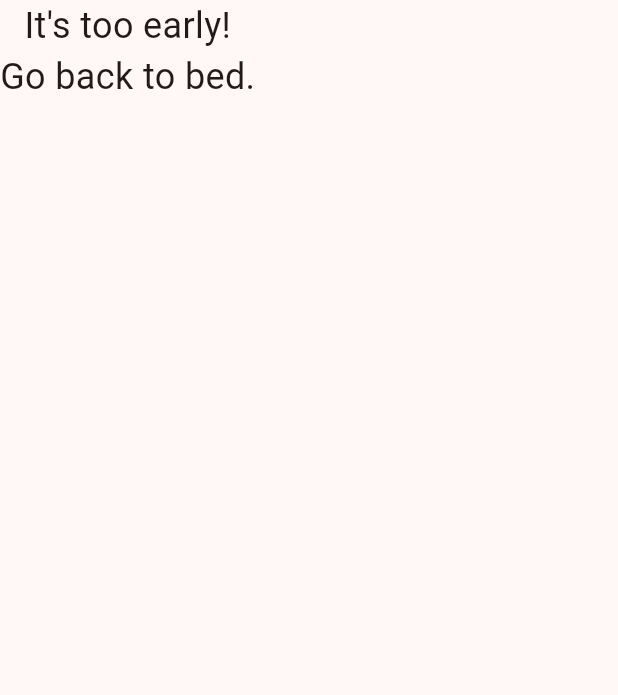
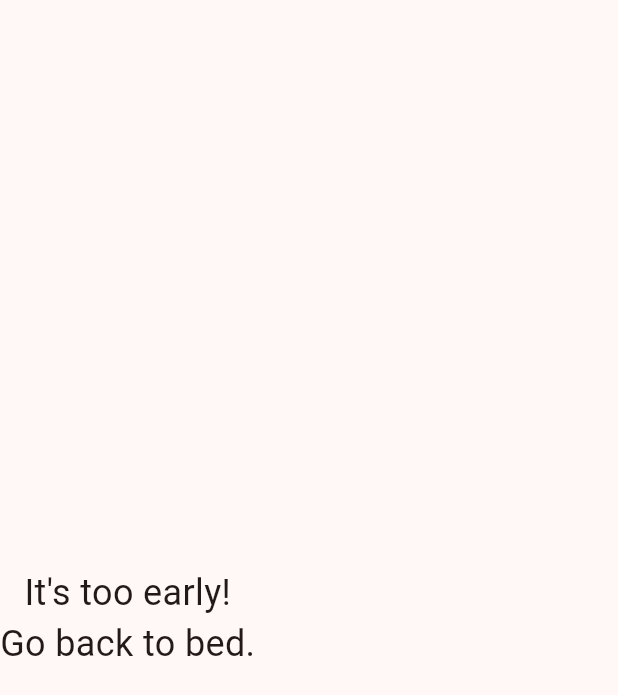
Before and after one commit to awdanowski/lmmhsclock, a Flutter app: what staticStartOfDay() shows on an empty page, opened directly, on a phone screen of 412 x 824 dp. Shown: the top 695 px of the screen. Run offline on Flutter 3.47's test engine with Material 3 defaults, Android fonts, the light colour scheme and no system bars; our stand-ins replace auto_size_text.

Commit message:
More small changes.

```diff
--- a/lib/build_display.dart
+++ b/lib/build_display.dart
@@ -28,6 +28,7 @@ Column buildDisplay(DateTime rightNow) {
       return staticWeekend();
     default:
       return Column(
+        mainAxisAlignment: MainAxisAlignment.center,
         crossAxisAlignment: CrossAxisAlignment.center,
         children: [
           Text('Unknown day!', style: TextStyle(fontSize: 24)),
@@ -39,6 +40,7 @@ Column buildDisplay(DateTime rightNow) {
 
 Column staticStartOfDay(int day) {
   return Column(
+    mainAxisAlignment: MainAxisAlignment.center,
     crossAxisAlignment: CrossAxisAlignment.center,
     children: [
       Text("It's too early!", style: TextStyle(fontSize: 24)),
@@ -49,6 +51,7 @@ Column staticStartOfDay(int day) {
 
 Column staticEndOfDay(int day) {
   return Column(
+    mainAxisAlignment: MainAxisAlignment.center,
     crossAxisAlignment: CrossAxisAlignment.center,
     children: [
       Text("School is over!", style: TextStyle(fontSize: 24)),
--- a/lib/build_dynamic_school_day.dart
+++ b/lib/build_dynamic_school_day.dart
@@ -1,3 +1,4 @@
+import 'package:auto_size_text/auto_size_text.dart';
 import 'package:flutter/material.dart';
 import 'package:lmmhsclock/function_parse_time.dart';
 import 'package:lmmhsclock/function_standard_schedule.dart';
@@ -69,8 +70,9 @@ Column dynamicSchoolDay(int day, DateTime rightNow) {
               child: Container(
                 color: myMaroon,
                 height: 50,
-                child: Text(
+                child: AutoSizeText(
                   currentSchedule.firstCurrent,
+                  maxLines: 1,
                   style: TextStyle(
                     color: Colors.white,
                     fontSize: 36,
@@ -90,8 +92,9 @@ Column dynamicSchoolDay(int day, DateTime rightNow) {
               child: Container(
                 color: myMaroon,
                 height: 50,
-                child: Text(
+                child: AutoSizeText(
                   currentSchedule.secondCurrent,
+                  maxLines: 1,
                   style: TextStyle(
                     color: Colors.white,
                     fontSize: 36,
@@ -111,8 +114,9 @@ Column dynamicSchoolDay(int day, DateTime rightNow) {
               child: Container(
                 color: myMaroon,
                 height: 50,
-                child: Text(
+                child: AutoSizeText(
                   currentSchedule.thirdCurrent,
+                  maxLines: 1,
                   style: TextStyle(
                     color: Colors.white,
                     fontSize: 36,
@@ -140,8 +144,9 @@ Column dynamicSchoolDay(int day, DateTime rightNow) {
             flex: flexSpacer,
             child: ClipRRect(
               borderRadius: BorderRadius.circular(15.0),
-              child: Text(
-                parseTime(currentSchedule.firstDateTime) + " mins",
+              child: AutoSizeText(
+                "${parseTime(currentSchedule.firstDateTime)} mins",
+                maxLines: 1,
                 textAlign: TextAlign.center,
                 style: TextStyle(fontSize: 22),
               ),
@@ -154,8 +159,9 @@ Column dynamicSchoolDay(int day, DateTime rightNow) {
             flex: flexSpacer,
             child: ClipRRect(
               borderRadius: BorderRadius.circular(15.0),
-              child: Text(
-                parseTime(currentSchedule.secondDateTime) + " mins",
+              child: AutoSizeText(
+                "${parseTime(currentSchedule.secondDateTime)} mins",
+                maxLines: 1,
                 textAlign: TextAlign.center,
                 style: TextStyle(fontSize: 22),
               ),
@@ -168,8 +174,9 @@ Column dynamicSchoolDay(int day, DateTime rightNow) {
             flex: flexSpacer,
             child: ClipRRect(
               borderRadius: BorderRadius.circular(15.0),
-              child: Text(
-                parseTime(currentSchedule.thirdDateTime) + " mins",
+              child: AutoSizeText(
+                "${parseTime(currentSchedule.thirdDateTime)} mins",
+                maxLines: 1,
                 textAlign: TextAlign.center,
                 style: TextStyle(fontSize: 22),
               ),
@@ -209,8 +216,9 @@ Column dynamicSchoolDay(int day, DateTime rightNow) {
               child: Container(
                 color: myMaroon,
                 height: 50,
-                child: Text(
+                child: AutoSizeText(
                   currentSchedule.firstNext,
+                  maxLines: 1,
                   style: TextStyle(
                     color: Colors.white,
                     fontSize: 36,
@@ -230,8 +238,9 @@ Column dynamicSchoolDay(int day, DateTime rightNow) {
               child: Container(
                 color: myMaroon,
                 height: 50,
-                child: Text(
+                child: AutoSizeText(
                   currentSchedule.secondNext,
+                  maxLines: 1,
                   style: TextStyle(
                     color: Colors.white,
                     fontSize: 36,
@@ -251,8 +260,9 @@ Column dynamicSchoolDay(int day, DateTime rightNow) {
               child: Container(
                 color: myMaroon,
                 height: 50,
-                child: Text(
+                child: AutoSizeText(
                   currentSchedule.thirdNext,
+                  maxLines: 1,
                   style: TextStyle(
                     color: Colors.white,
                     fontSize: 36,
--- a/lib/main.dart
+++ b/lib/main.dart
@@ -108,7 +108,7 @@ class _MyHomePageState extends State<MyHomePage> {
                   return CircularProgressIndicator(); // While waiting for the first value
                 } else if (snapshot.hasData) {
                   DateTime rightNow = snapshot.data!;
-
+                  // DateTime rightNow = DateTime(2024, 10, 7, 12, 23);
                   return Column(mainAxisAlignment: MainAxisAlignment.spaceEvenly,
                     children: [
                       buildDate(snapshot),
--- a/pubspec.yaml
+++ b/pubspec.yaml
@@ -35,6 +35,7 @@ dependencies:
   # The following adds the Cupertino Icons font to your application.
   # Use with the CupertinoIcons class for iOS style icons.
   cupertino_icons: ^1.0.8
+  auto_size_text: ^3.0.0
 
 dev_dependencies:
   flutter_test:
```
Also changed, not shown: lib/list_schedules.dart (+60 -0 lines), pubspec.lock.
